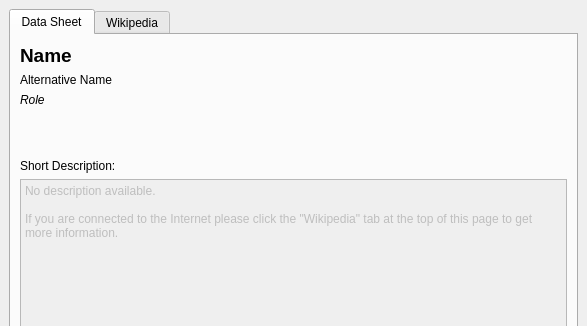
Old version of the form src/lib/PlacemarkInfoDialog.ui in the repository KDE/marble; both pictures show x 0 to 587 and y 0 to 326 of the 587 by 578 pixel window.
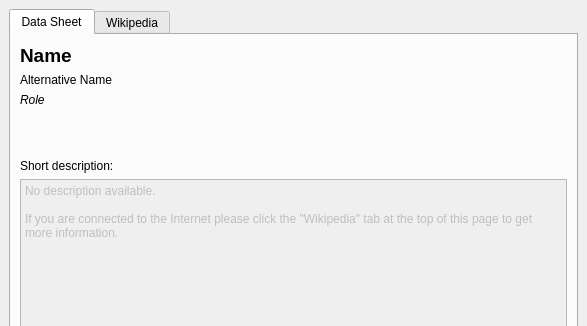
New version of the form. Icons and pictures are not drawn. Custom widgets are drawn as their Qt base class.

Patch:
```diff
--- a/src/lib/PlacemarkInfoDialog.ui
+++ b/src/lib/PlacemarkInfoDialog.ui
@@ -129,7 +129,7 @@
        <item>
         <widget class="QLabel" name="description_lbl">
          <property name="text">
-          <string>Short Description:</string>
+          <string>Short description:</string>
          </property>
          <property name="buddy">
           <cstring>description_val_browser</cstring>
```
